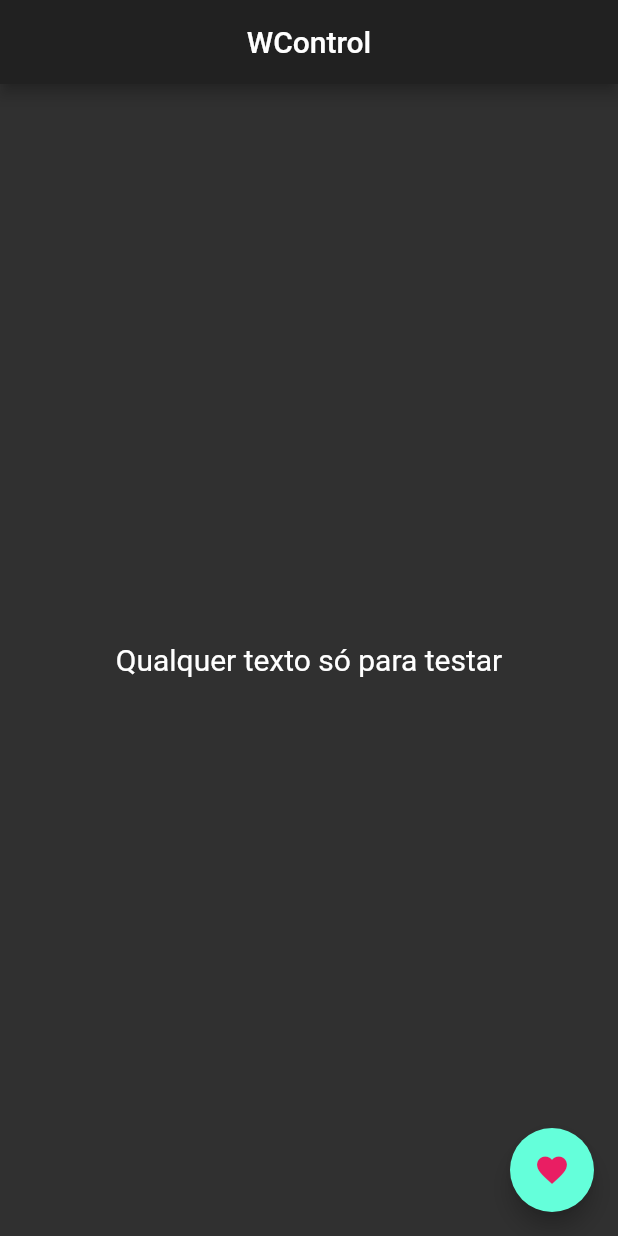
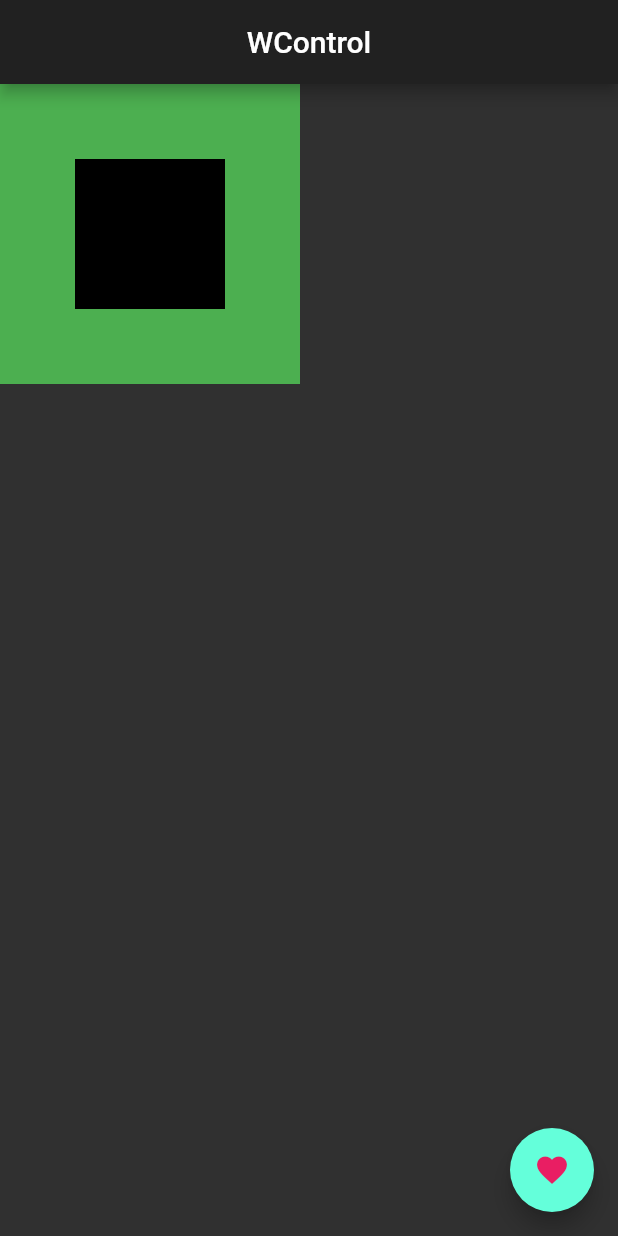
Before and after one commit to joaop-aguiar/Dart_first_app, a Flutter app: the screen it shows after launch, on a phone screen of 412 x 824 dp. Run offline on Flutter 3.47's test engine with Material 2 defaults, Android fonts, the phone set to English and light mode, and no system bars.

Commit message:
Update home_page.dart

```diff
--- a/flutter_1/lib/screens/home_page.dart
+++ b/flutter_1/lib/screens/home_page.dart
@@ -16,9 +16,18 @@ class HomePageState extends State<HomePage> {
       ),
 
 
-      body: Center(
-          child: Text('Qualquer texto só para testar',
-              style: TextStyle(fontSize: 20))),
+      body: Container(
+        height: 200,
+        width: 200,
+        color: Colors.green,
+        child: Center(
+          child: Container(
+            height: 100,
+            width: 100,
+            color: Colors.black,
+            ),
+        ),
+      ),
 
 
       floatingActionButton: FloatingActionButton(
```
